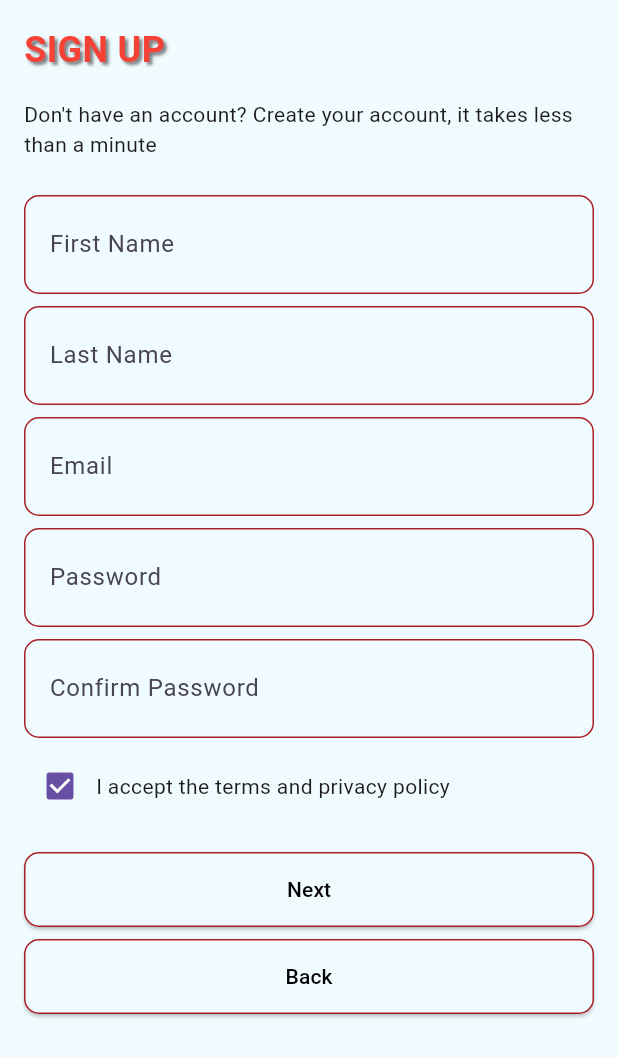
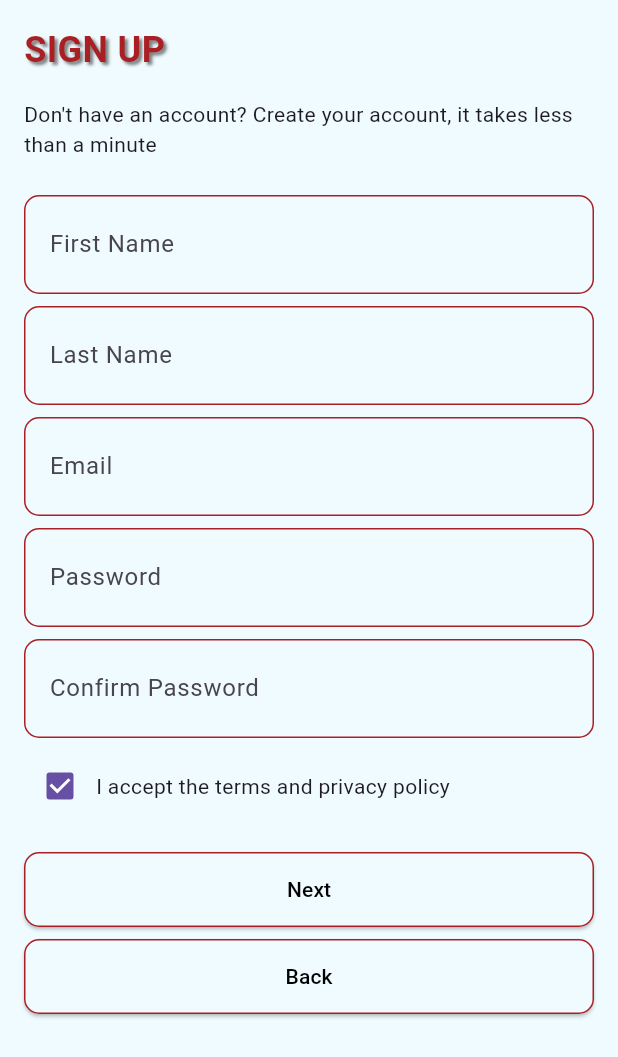
Before and after one commit to Naveencheriyangat/flutter_application_1, a Flutter app: the MyLoginPage widget shown alone on an empty page, opened directly, on a phone screen of 412 x 824 dp. Shown: the top 1057 px of the screen. Run offline on Flutter 3.47's test engine with Material 3 defaults, Android fonts, the phone set to English and light mode, and no system bars.

Commit message:
color of the heading changed

```diff
--- a/lib/register.dart
+++ b/lib/register.dart
@@ -79,7 +79,7 @@ class _MyLoginPageState extends State<MyLoginPage> {
           Text(
             'SIGN UP',
             style: TextStyle(
-              color: Colors.red,
+              color:Color(0xFFAA1F24),
               fontSize: 24,
               fontWeight: FontWeight.bold,
               shadows: [
```
